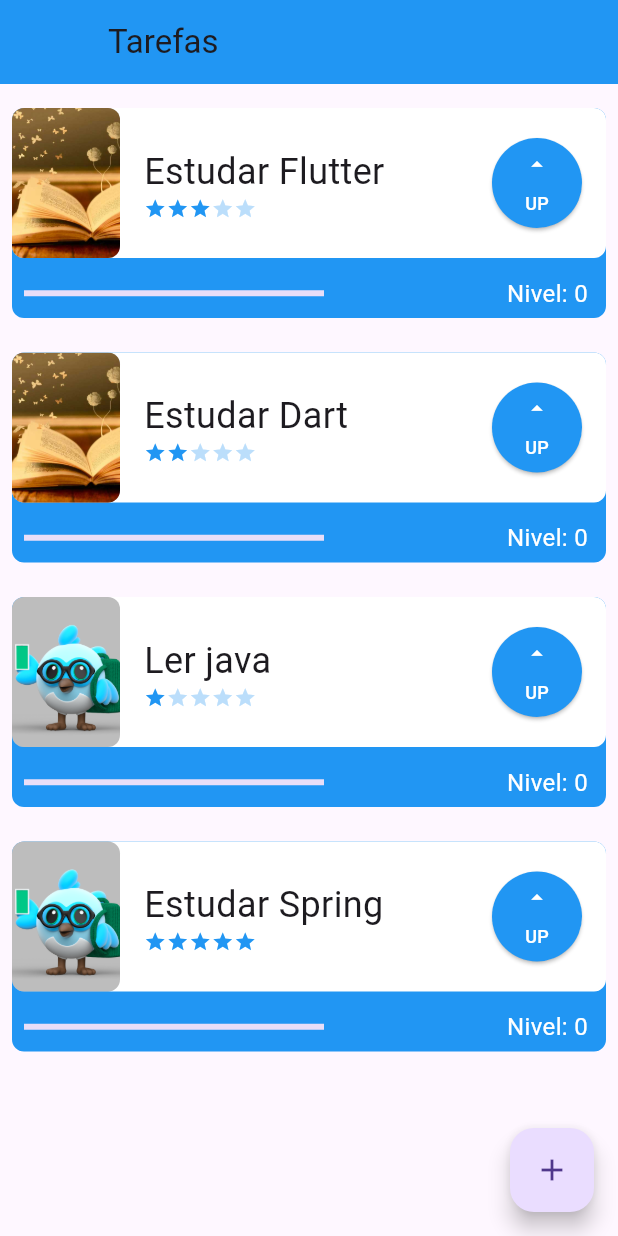
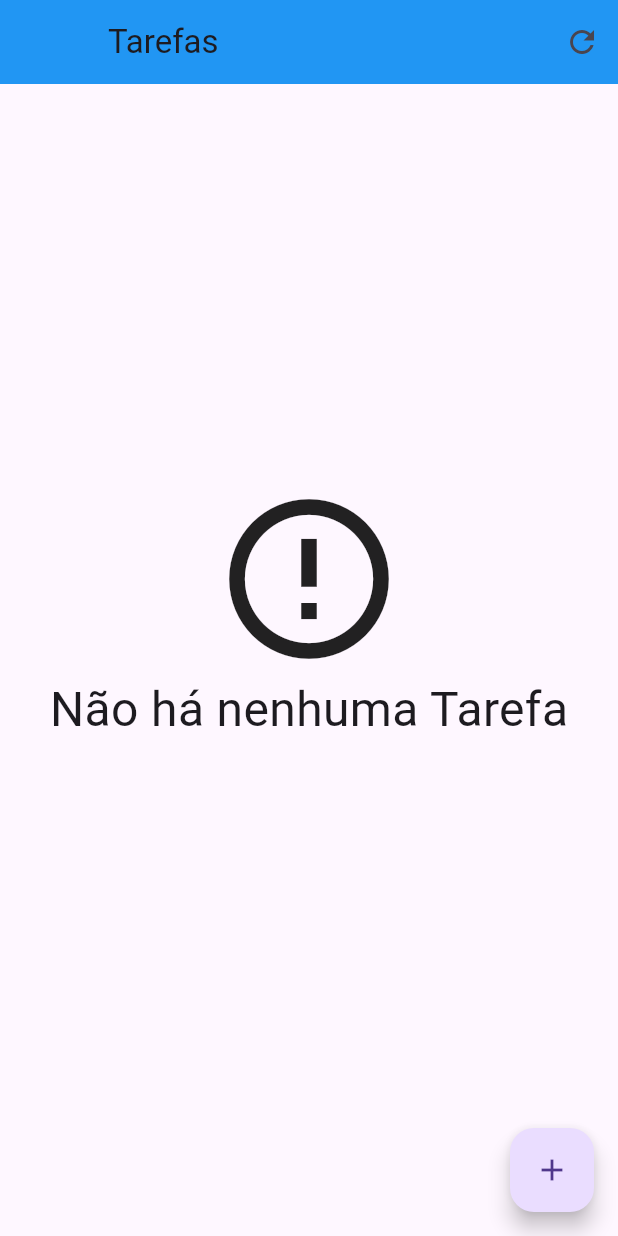
Before and after one commit to raneves/primeiro_projeto, a Flutter app: the screen it shows after launch, on a phone screen of 412 x 824 dp. Run offline on Flutter 3.47's test engine with Material 3 defaults, Android fonts, the phone set to English and light mode, and no system bars; our stand-ins replace sqflite; accounts and stored records are empty.

Commit message:
persistencia utilizando sqflite

```diff
--- a/lib/components/task.dart
+++ b/lib/components/task.dart
@@ -1,5 +1,6 @@
 import 'package:flutter/material.dart';
 import 'package:primeiro_projeto/components/difficulty.dart';
+import 'package:primeiro_projeto/data/task_dao.dart';
 
 class Tasks extends StatefulWidget {
   final String nome;
@@ -87,6 +88,9 @@ class _TasksState extends State<Tasks> {
                         height: 60,
                         width: 60,
                         child: ElevatedButton(
+                          onLongPress: () {
+                            TaskDao().delete(widget.nome);
+                          },
                           onPressed: () {
                             setState(() {
                               widget.nivel++;
--- /dev/null
+++ b/lib/data/task_dao.dart
@@ -0,0 +1,96 @@
+import 'package:primeiro_projeto/components/task.dart';
+import 'package:primeiro_projeto/data/database.dart';
+import 'package:sqflite/sqflite.dart';
+
+class TaskDao {
+  static const String tableSql =
+      'CREATE TABLE $_tablename('
+      '$_name TEXT, '
+      '$_difficulty INTERGER, '
+      '$_image TEXT)';
+
+  static const String _tablename = 'taskTable';
+  static const String _name = 'name';
+  static const String _difficulty = 'difficulty';
+  static const String _image = 'image';
+
+  save(Tasks tarefa) async {
+    print('Iniciando o Save');
+    final Database bancoDeDados = await getDatabase();
+    var itemExists = await find(tarefa.nome);
+    Map<String, dynamic> taskMap = toMap(tarefa);
+    if (itemExists.isEmpty) {
+      print('A tarefa nao existia....');
+      return await bancoDeDados.insert(_tablename, taskMap);
+    } else {
+      print('A tarefa ja existia....');
+      return await bancoDeDados.update(
+        _tablename,
+        taskMap,
+        where: '$_name = ?',
+        whereArgs: [tarefa.nome],
+      );
+    }
+    print('Finalizando o save');
+  }
+
+  Map<String, dynamic> toMap(Tasks tarefa) {
+    print('Convertendo Tarefa em Map');
+    final Map<String, dynamic> mapaDetarefas = Map();
+    mapaDetarefas[_name] = tarefa.nome;
+    mapaDetarefas[_difficulty] = tarefa.dificuldade;
+    mapaDetarefas[_image] = tarefa.foto;
+
+    print('Sucesso na conversao... $mapaDetarefas');
+    return mapaDetarefas;
+  }
+
+  Future<List<Tasks>> findAll() async {
+    print('Estamos acessando o findALL');
+    final Database bancoDeDados = await getDatabase();
+    final List<Map<String, dynamic>> result = await bancoDeDados.query(
+      _tablename,
+    );
+    print('Procurando dados no banco de dados .... encontrado : $result');
+    return toList(result);
+    ;
+  }
+
+  List<Tasks> toList(List<Map<String, dynamic>> mapaDeTarefas) {
+    print('Convertendo to List: ');
+    final List<Tasks> tarefas = [];
+    for (Map<String, dynamic> linha in mapaDeTarefas) {
+      final Tasks tarefa = Tasks(
+        linha[_name],
+        linha[_image],
+        linha[_difficulty],
+      );
+      tarefas.add(tarefa);
+    }
+    print('Lista de Tarefas $tarefas');
+    return tarefas;
+  }
+
+  Future<List<Tasks>> find(String nomeDaTarefa) async {
+    print('Acesando o find: ');
+    final Database bancoDeDados = await getDatabase();
+    final List<Map<String, dynamic>> result = await bancoDeDados.query(
+      _tablename,
+      where: '$_name = ?',
+      whereArgs: [nomeDaTarefa],
+    );
+    print('Tarefa encontrada : ${toList(result)}');
+    return toList(result);
+  }
+
+  delete(String nomeDaTarefa) async {
+    print('Deletando uma tarefa: $nomeDaTarefa');
+    final Database bancoDeDados = await getDatabase();
+
+    return bancoDeDados.delete(
+      _tablename,
+      where: '$_name = ?',
+      whereArgs: [nomeDaTarefa],
+    );
+  }
+}
--- a/lib/main.dart
+++ b/lib/main.dart
@@ -15,7 +15,7 @@ class MyApp extends StatelessWidget {
     return MaterialApp(
       title: 'Primeiro projeto flutter',
       theme: ThemeData(primarySwatch: Colors.blue),
-      home: TaskInherited(child: const InitialScrenn()),
+      home: TaskInherited(child: const InitialScreen()),
     );
   }
 }
--- a/lib/screens/initial_screen.dart
+++ b/lib/screens/initial_screen.dart
@@ -1,36 +1,114 @@
 import 'package:flutter/material.dart';
 import 'package:primeiro_projeto/components/task.dart';
+import 'package:primeiro_projeto/data/task_dao.dart';
 import 'package:primeiro_projeto/data/task_inherited.dart';
 import 'package:primeiro_projeto/screens/form_screen.dart';
 
-class InitialScrenn extends StatefulWidget {
-  const InitialScrenn({super.key});
+class InitialScreen extends StatefulWidget {
+  const InitialScreen({Key? key}) : super(key: key);
 
   @override
-  State<InitialScrenn> createState() => _InitialScrennState();
+  State<InitialScreen> createState() => _InitialScreenState();
 }
 
-class _InitialScrennState extends State<InitialScrenn> {
+class _InitialScreenState extends State<InitialScreen> {
   @override
   Widget build(BuildContext context) {
     return Scaffold(
       appBar: AppBar(
-        title: Text('Tarefas'),
         leading: Container(),
-        backgroundColor: Colors.blue, // Cor de fundo azul
+        actions: [
+          IconButton(
+            onPressed: () {
+              setState(() {});
+            },
+            icon: const Icon(Icons.refresh),
+          ),
+        ],
+        title: const Text('Tarefas'), backgroundColor: Colors.blue,
       ),
-      body: ListView(
-        children: TaskInherited.of(context).taskList,
-        padding: EdgeInsets.only(top : 8, bottom: 70),
+      body: Padding(
+        padding: const EdgeInsets.only(top: 8, bottom: 70),
+        child: FutureBuilder<List<Tasks>>(
+            future: TaskDao().findAll(),
+            builder: (context, snapshot) {
+              List<Tasks>? items = snapshot.data;
+              switch (snapshot.connectionState) {
+                case ConnectionState.none:
+                  return Center(
+                    child: Column(
+                      children: const [
+                        CircularProgressIndicator(),
+                        Text('Carregando'),
+                      ],
+                    ),
+                  );
+
+                case ConnectionState.waiting:
+                  return Center(
+                    child: Column(
+                      children: const [
+                        CircularProgressIndicator(),
+                        Text('Carregando'),
+                      ],
+                    ),
+                  );
+                case ConnectionState.active:
+                  return Center(
+                    child: Column(
+                      children: const [
+                        CircularProgressIndicator(),
+                        Text('Carregando'),
+                      ],
+                    ),
+                  );
+                case ConnectionState.done:
+                  if (snapshot.hasData && items != null) {
+                    if (items.isNotEmpty) {
+                      return ListView.builder(
+                          itemCount: items.length,
+                          itemBuilder: (BuildContext context, int index) {
+                            final Tasks tarefa = items[index];
+                            return tarefa;
+                          });
+                    }
+                    return Center(
+                        child: Column(
+                          mainAxisAlignment: MainAxisAlignment.center,
+                          // não implementado em vídeo por descuido meu, desculpem.
+                          crossAxisAlignment: CrossAxisAlignment.center,
+                          // essa linha de layout deixa o conteudo totalmente centralizado.
+                          children: const [
+                            Icon(
+                              Icons.error_outline,
+                              size: 128,
+                            ),
+                            Text(
+                              'Não há nenhuma Tarefa',
+                              style: TextStyle(fontSize: 32),
+                            ),
+                          ],
+                        ));
+                  }
+                  return const Text('Erro ao carregar tarefas');
+              }
+              return const Text('Erro desconhecido');
+            }),
       ),
       floatingActionButton: FloatingActionButton(
         onPressed: () {
           Navigator.push(
             context,
-            MaterialPageRoute(builder: (contextNew) => FormScreen(taskContext: context,)),
-          );
+            MaterialPageRoute(
+              builder: (contextNew) => FormScreen(
+                taskContext: context,
+              ),
+            ),
+          ).then((value) => setState(() {
+            print('Recarregando a tela inicial');
+          }));
         },
-        child: Icon(Icons.add),
+        child: const Icon(Icons.add),
       ),
     );
   }
--- a/pubspec.yaml
+++ b/pubspec.yaml
@@ -34,6 +34,7 @@ dependencies:
   # The following adds the Cupertino Icons font to your application.
   # Use with the CupertinoIcons class for iOS style icons.
   cupertino_icons: ^1.0.8
+  sqflite: ^2.4.2
 
 dev_dependencies:
   flutter_test:
```
Also changed, not shown: lib/data/database.dart (added, +10 -0 lines), lib/screens/form_screen.dart (+13 -8 lines), pubspec.lock.
